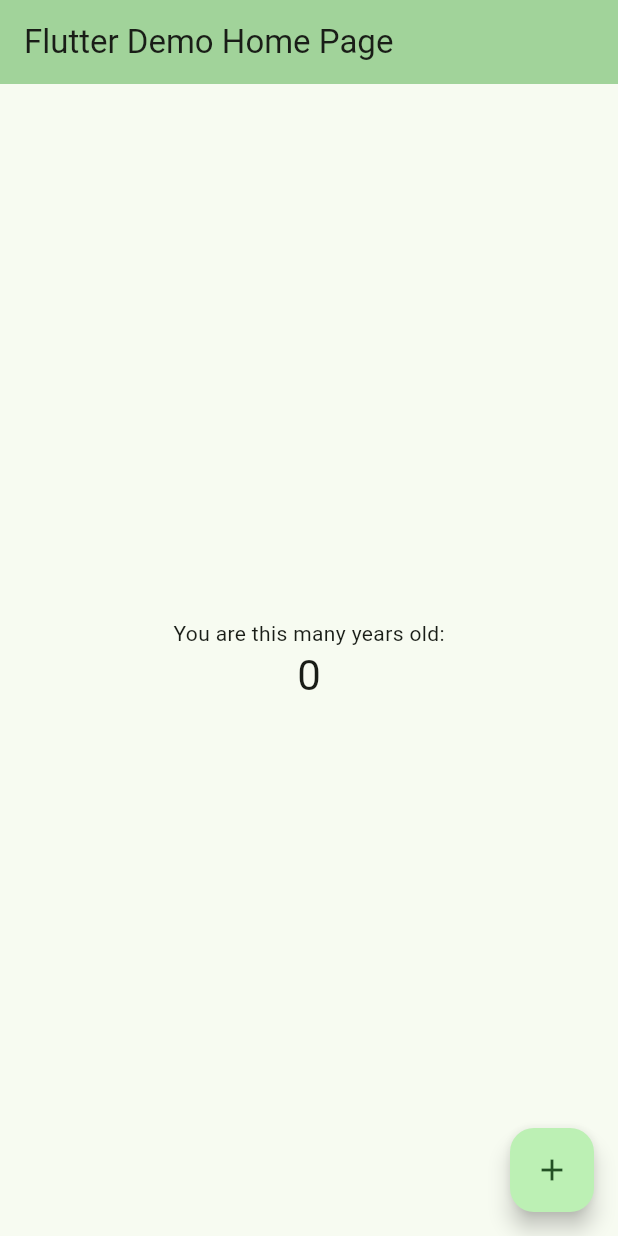
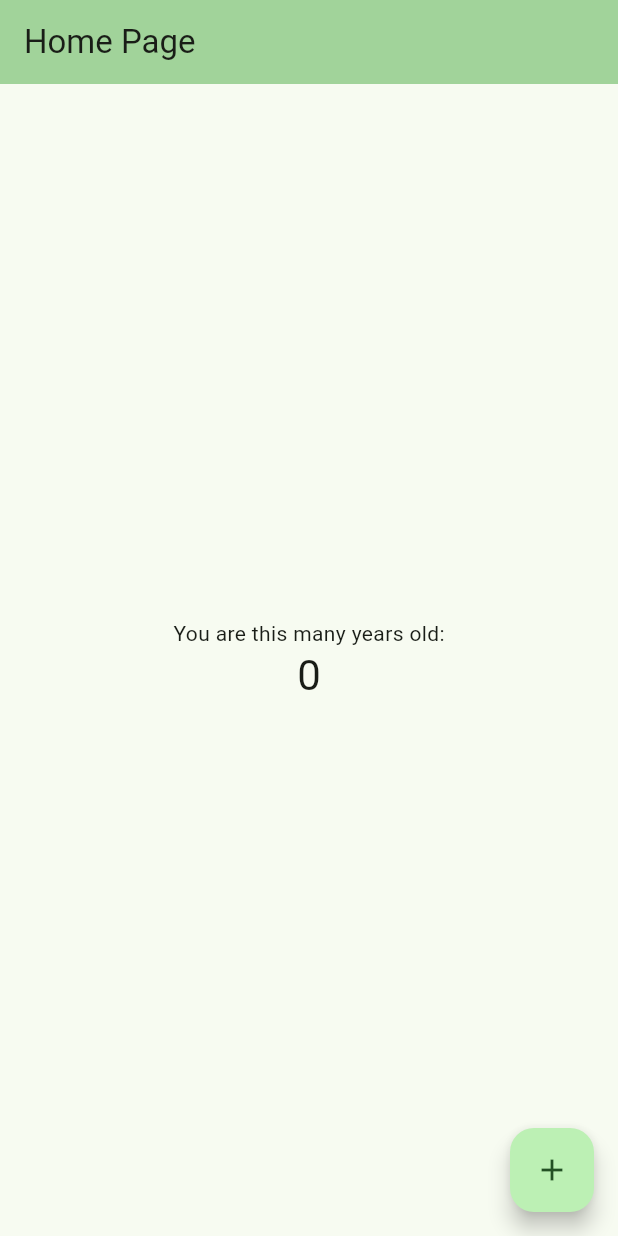
Before and after one commit to Ensign-Language-App/seedling_app, a Flutter app: the screen it shows after launch, on a phone screen of 412 x 824 dp. Run offline on Flutter 3.47's test engine with Material 3 defaults, Android fonts, the phone set to English and light mode, and no system bars.

Commit message:
Update home page

```diff
--- a/lib/main.dart
+++ b/lib/main.dart
@@ -31,7 +31,7 @@ class MyApp extends StatelessWidget {
         colorScheme: ColorScheme.fromSeed(seedColor: Colors.green),
         useMaterial3: true,
       ),
-      home: const MyHomePage(title: 'Flutter Demo Home Page'),
+      home: const MyHomePage(title: 'Home Page'),
     );
   }
 }
```
